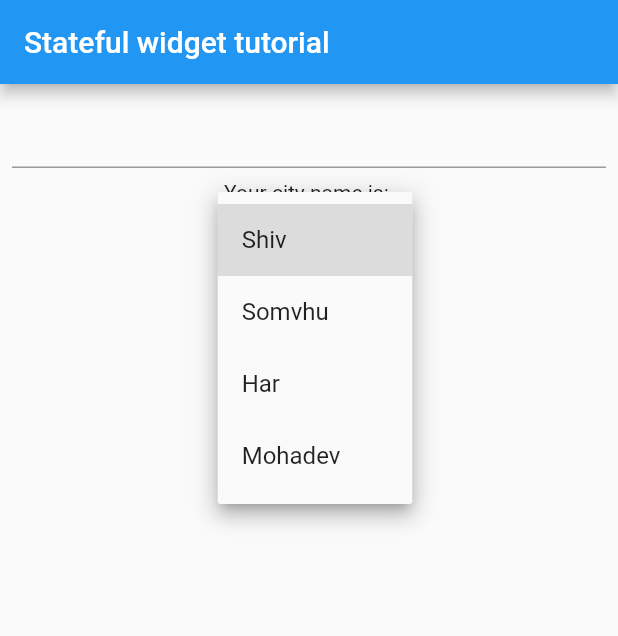
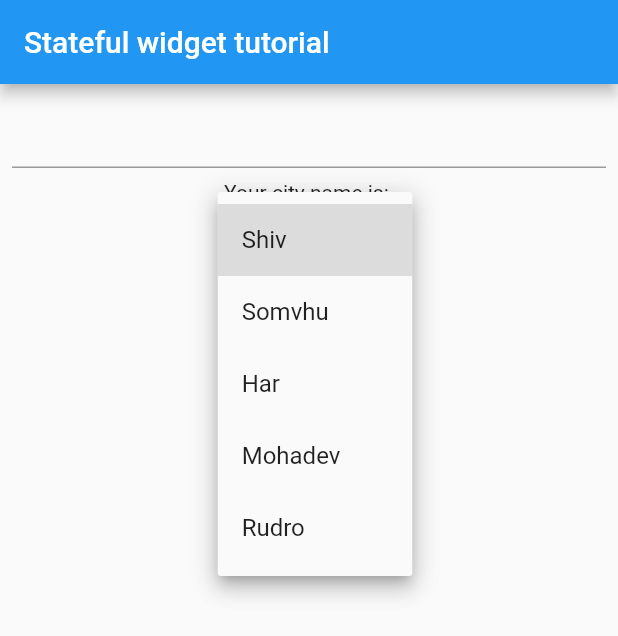
Before and after one commit to Haraprosad/flutter_app_building_learning, a Flutter app: the screen it shows after launch, after a tap on "Shiv", on a phone screen of 412 x 824 dp. Shown: the top 636 px of the screen. Run offline on Flutter 3.47's test engine with Material 2 defaults, Android fonts, the phone set to English and light mode, and no system bars.

Commit message:
12)Drop down menu code

```diff
--- a/lib/main.dart
+++ b/lib/main.dart
@@ -24,7 +24,7 @@ class favouriteCity extends StatefulWidget{
 
 //Step-02: Create a class extended State<above_class>
 class _favouriteCityState extends State<favouriteCity>{
-  var names = ["Shiv","Somvhu","Har","Mohadev"];
+  var names = ["Shiv","Somvhu","Har","Mohadev","Rudro"];
   var nameSelect = "Shiv";
   String cityName = "";
   @override
```
